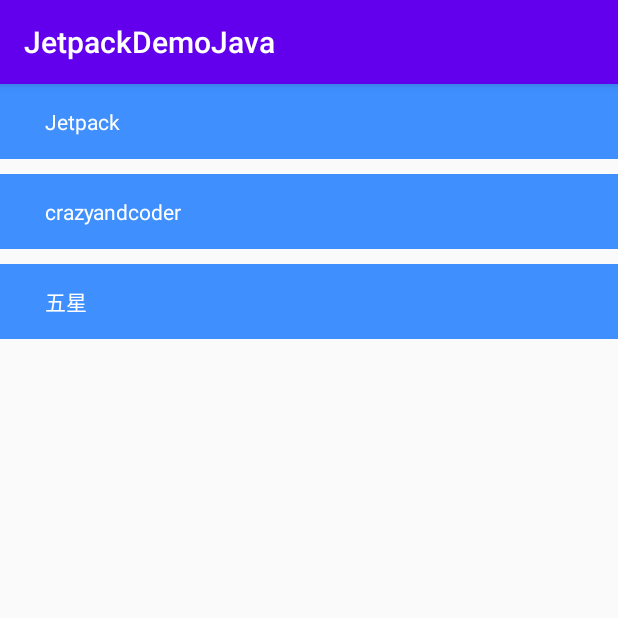
After one commit to crazyandcoder/jetpack, an Android app: the DemoDataBindingActivity screen opened directly, with no data from a screen before it, on a phone screen of 412 x 824 dp, the top half of it. The commit adds this screen. Run offline under Robolectric (Android 15) with nearby library versions, the phone set to English and light mode, and no system bars; our stand-ins replace data binding.

Commit message:
databinding view show

```diff
--- a/app/build.gradle
+++ b/app/build.gradle
@@ -20,6 +20,10 @@ android {
             proguardFiles getDefaultProguardFile('proguard-android-optimize.txt'), 'proguard-rules.pro'
         }
     }
+
+    dataBinding {
+        enabled = true
+    }
 }
 
 dependencies {
--- a/app/src/main/AndroidManifest.xml
+++ b/app/src/main/AndroidManifest.xml
@@ -10,8 +10,9 @@
         android:roundIcon="@mipmap/ic_launcher_round"
         android:supportsRtl="true"
         android:theme="@style/AppTheme">
-        <activity android:name=".jetpack.viewmodel.ViewModelActivity"></activity>
-        <activity android:name=".jetpack.lifecycle.LifeCycleActivity" />
+        <activity android:name=".jetpack.databinding.DemoDataBindingActivity"></activity>
+        <activity android:name=".jetpack.viewmodel.DemoViewModelActivity" />
+        <activity android:name=".jetpack.lifecycle.DemoLifeCycleActivity" />
         <activity android:name=".MainActivity">
             <intent-filter>
                 <action android:name="android.intent.action.MAIN" />
--- a/app/src/main/java/com/crazyandcoder/top/jetpackdemojava/MainActivity.java
+++ b/app/src/main/java/com/crazyandcoder/top/jetpackdemojava/MainActivity.java
@@ -9,10 +9,8 @@ import android.os.Bundle;
 
 import com.crazyandcoder.top.jetpackdemojava.adapter.JetpackAdapter;
 import com.crazyandcoder.top.jetpackdemojava.bean.JetpackItemBean;
-import com.crazyandcoder.top.jetpackdemojava.jetpack.lifecycle.LifeCycleActivity;
 import com.crazyandcoder.top.jetpackdemojava.utils.DataSourceUtils;
 
-import java.util.ArrayList;
 import java.util.HashMap;
 import java.util.List;
 
--- a/app/src/main/java/com/crazyandcoder/top/jetpackdemojava/adapter/JetpackAdapter.java
+++ b/app/src/main/java/com/crazyandcoder/top/jetpackdemojava/adapter/JetpackAdapter.java
@@ -25,7 +25,7 @@ public class JetpackAdapter extends RecyclerView.Adapter<JetpackAdapter.JetpackV
     @NonNull
     @Override
     public JetpackViewHolder onCreateViewHolder(@NonNull ViewGroup parent, int viewType) {
-        View view = LayoutInflater.from(parent.getContext()).inflate(R.layout.item_jetpack, parent, false);
+        View view = LayoutInflater.from(parent.getContext()).inflate(R.layout.demo_item_jetpack, parent, false);
         return new JetpackViewHolder(view);
     }
 
--- /dev/null
+++ b/app/src/main/java/com/crazyandcoder/top/jetpackdemojava/bean/Book.java
@@ -0,0 +1,39 @@
+package com.crazyandcoder.top.jetpackdemojava.bean;
+
+public class Book {
+
+    private String title;
+    private String author;
+    private int rating;
+
+
+    public Book(String title, String author) {
+        this.title = title;
+        this.author = author;
+    }
+
+    public String getTitle() {
+        return title;
+    }
+
+    public void setTitle(String title) {
+        this.title = title;
+    }
+
+    public String getAuthor() {
+        return author;
+    }
+
+    public void setAuthor(String author) {
+        this.author = author;
+    }
+
+    public int getRating() {
+        return rating;
+    }
+
+    public void setRating(int rating) {
+        this.rating = rating;
+    }
+
+}
--- /dev/null
+++ b/app/src/main/java/com/crazyandcoder/top/jetpackdemojava/jetpack/databinding/DemoDataBindingActivity.java
@@ -0,0 +1,25 @@
+package com.crazyandcoder.top.jetpackdemojava.jetpack.databinding;
+
+import androidx.appcompat.app.AppCompatActivity;
+import androidx.databinding.DataBindingUtil;
+
+import android.os.Bundle;
+
+import com.crazyandcoder.top.jetpackdemojava.R;
+import com.crazyandcoder.top.jetpackdemojava.bean.Book;
+import com.crazyandcoder.top.jetpackdemojava.databinding.ActivityDemoDataBindingBinding;
+
+public class DemoDataBindingActivity extends AppCompatActivity {
+
+    @Override
+    protected void onCreate(Bundle savedInstanceState) {
+        super.onCreate(savedInstanceState);
+        ActivityDemoDataBindingBinding activityDemoDataBindingBinding
+                = DataBindingUtil.setContentView(this,
+                R.layout.activity_demo_data_binding);
+        Book book = new Book("Jetpack", "crazyandcoder");
+        book.setRating(5);
+        activityDemoDataBindingBinding.setBook(book);
+
+    }
+}
--- a/app/src/main/java/com/crazyandcoder/top/jetpackdemojava/jetpack/viewmodel/ViewModelActivity.java
+++ b/app/src/main/java/com/crazyandcoder/top/jetpackdemojava/jetpack/viewmodel/DemoViewModelActivity.java
@@ -10,14 +10,14 @@ import android.widget.TextView;
 
 import com.crazyandcoder.top.jetpackdemojava.R;
 
-public class ViewModelActivity extends AppCompatActivity {
+public class DemoViewModelActivity extends AppCompatActivity {
 
     private TextView textView;
 
     @Override
     protected void onCreate(Bundle savedInstanceState) {
         super.onCreate(savedInstanceState);
-        setContentView(R.layout.activity_view_model);
+        setContentView(R.layout.activity_demo_view_model);
         textView = findViewById(R.id.textView);
 
 
--- /dev/null
+++ b/app/src/main/java/com/crazyandcoder/top/jetpackdemojava/utils/BookUtils.java
@@ -0,0 +1,25 @@
+package com.crazyandcoder.top.jetpackdemojava.utils;
+
+public class BookUtils {
+    public static String getRating(int rating) {
+        switch (rating) {
+            case 0:
+                return "零星";
+
+            case 1:
+                return "一星";
+
+            case 2:
+                return "二星";
+
+            case 3:
+                return "三星";
+
+            case 4:
+                return "四星";
+
+            default:
+                return "五星";
+        }
+    }
+}
--- /dev/null
+++ b/app/src/main/res/layout/activity_demo_data_binding.xml
@@ -0,0 +1,56 @@
+<?xml version="1.0" encoding="utf-8"?>
+<layout xmlns:android="http://schemas.android.com/apk/res/android"
+    xmlns:app="http://schemas.android.com/apk/res-auto"
+    xmlns:tools="http://schemas.android.com/tools">
+
+    <data>
+
+        <import type="com.crazyandcoder.top.jetpackdemojava.utils.BookUtils" />
+
+        <variable
+            name="book"
+            type="com.crazyandcoder.top.jetpackdemojava.bean.Book" />
+    </data>
+
+    <LinearLayout
+        android:layout_width="match_parent"
+        android:layout_height="match_parent"
+        android:orientation="vertical"
+        tools:context=".jetpack.databinding.DemoDataBindingActivity">
+
+        <TextView
+            android:id="@+id/tvTitle"
+            android:layout_width="match_parent"
+            android:layout_height="50dp"
+            android:background="@color/colorAccent"
+            android:gravity="center_vertical"
+            android:paddingLeft="30dp"
+            android:text="@{book.title}"
+            android:textColor="@color/white" />
+
+
+        <TextView
+            android:id="@+id/tvAuthor"
+            android:layout_width="match_parent"
+            android:layout_height="50dp"
+            android:layout_marginTop="10dp"
+            android:background="@color/colorAccent"
+            android:gravity="center_vertical"
+            android:paddingLeft="30dp"
+            android:text="@{book.author}"
+            android:textColor="@color/white" />
+
+        <TextView
+            android:id="@+id/tvRating"
+            android:layout_width="match_parent"
+            android:layout_height="50dp"
+            android:layout_marginTop="10dp"
+            android:background="@color/colorAccent"
+            android:gravity="center_vertical"
+            android:paddingLeft="30dp"
+            android:text="@{BookUtils.getRating(book.rating)}"
+            android:textColor="@color/white" />
+
+
+    </LinearLayout>
+</layout>
--- a/app/src/main/res/layout/activity_life_cycle.xml
+++ b/app/src/main/res/layout/activity_demo_life_cycle.xml
@@ -6,7 +6,7 @@
     android:layout_height="match_parent"
     android:gravity="center_horizontal"
     android:orientation="vertical"
-    tools:context=".jetpack.lifecycle.LifeCycleActivity">
+    tools:context=".jetpack.lifecycle.DemoLifeCycleActivity">
 
     <Button
         android:id="@+id/start"
--- a/app/src/main/res/layout/activity_view_model.xml
+++ b/app/src/main/res/layout/activity_demo_view_model.xml
@@ -4,7 +4,7 @@
     xmlns:tools="http://schemas.android.com/tools"
     android:layout_width="match_parent"
     android:layout_height="match_parent"
-    tools:context=".jetpack.viewmodel.ViewModelActivity">
+    tools:context=".jetpack.viewmodel.DemoViewModelActivity">
 
     <TextView
         android:id="@+id/textView"
--- a/app/src/main/res/layout/item_jetpack.xml
+++ b/app/src/main/res/layout/demo_item_jetpack.xml
@@ -3,7 +3,8 @@
     xmlns:app="http://schemas.android.com/apk/res-auto"
     xmlns:tools="http://schemas.android.com/tools"
     android:layout_width="match_parent"
-    android:layout_height="60dp">
+    android:padding="10dp"
+    android:layout_height="80dp">
 
     <TextView
         android:id="@+id/itemView"
--- a/app/src/main/res/values/colors.xml
+++ b/app/src/main/res/values/colors.xml
@@ -3,4 +3,5 @@
     <color name="colorPrimary">#6200EE</color>
     <color name="colorPrimaryDark">#3700B3</color>
     <color name="colorAccent">#3F8FFF</color>
+    <color name="white">#FFFFFF</color>
 </resources>
```
Also changed, not shown: app/src/main/java/com/crazyandcoder/top/jetpackdemojava/jetpack/lifecycle/DemoLifeCycleActivity.java (renamed from app/src/main/java/com/crazyandcoder/top/jetpackdemojava/jetpack/lifecycle/LifeCycleActivity.java, +4 -4 lines), app/src/main/java/com/crazyandcoder/top/jetpackdemojava/utils/DataSourceUtils.java (+7 -4 lines).
